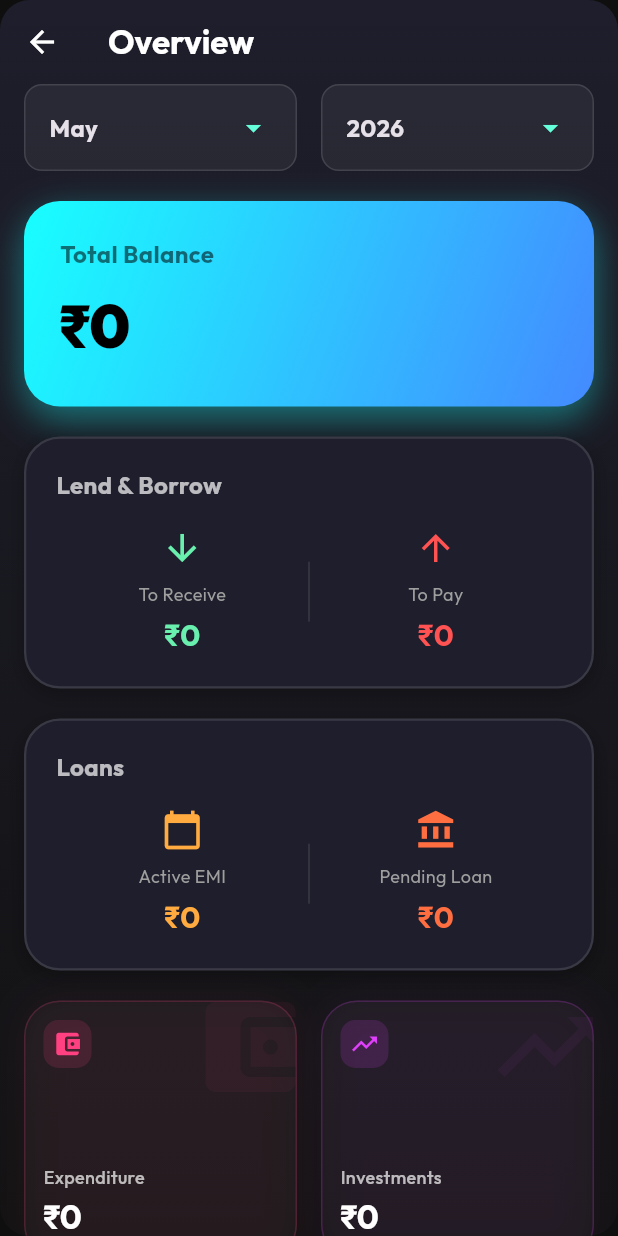
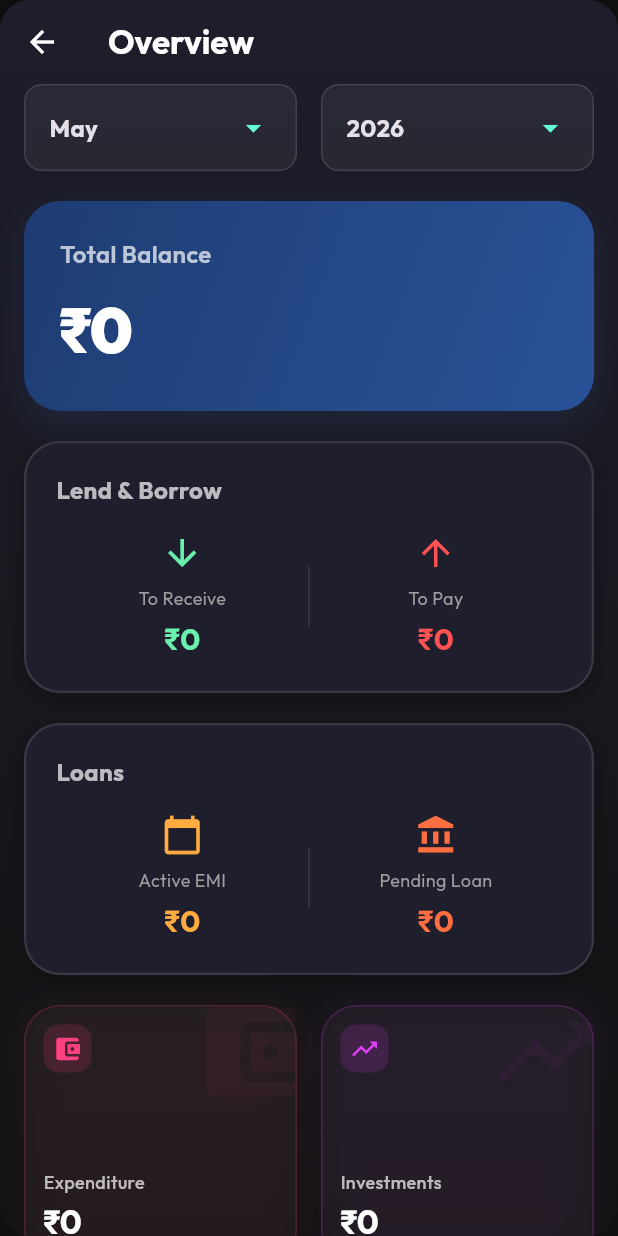
Before and after one commit to SRKT10950/my_wallet, a Flutter app: the DashboardScreen screen opened directly, on a phone screen of 412 x 824 dp. Run offline on Flutter 3.47's test engine with Material 3 defaults, Android fonts, the light colour scheme and no system bars; our stand-ins replace google_fonts, shared_preferences, sqflite; missing offline and left inert: postgres; accounts and stored records are empty.

Commit message:
add dashboard screen for finance overview with monthly filtering and budget analysis

```diff
--- a/lib/screens/dashboard_screen.dart
+++ b/lib/screens/dashboard_screen.dart
@@ -26,6 +26,9 @@ class _DashboardScreenState extends State<DashboardScreen> {
 
     final toReceive = provider.lendBorrows.where((lb) => lb.type == 'Lend' && lb.status == 'Active').fold(0.0, (sum, lb) => sum + lb.diff);
     final toPay = provider.lendBorrows.where((lb) => lb.type == 'Borrow' && lb.status == 'Active').fold(0.0, (sum, lb) => sum + lb.diff);
+
+    final recurringInvestments = provider.investments.where((inv) => ['RD', 'SIP', 'PPF'].contains(inv.type) && provider.isInvestmentActive(inv)).toList();
+    final totalOdInterest = provider.odAccounts.fold(0.0, (sum, acc) => sum + provider.calculateOdInterest(acc));
 
     // Budget Calculations
     final plannedSaving = income * 0.6;
@@ -81,15 +84,33 @@ class _DashboardScreenState extends State<DashboardScreen> {
                   padding: const EdgeInsets.all(24),
                   decoration: BoxDecoration(
                     borderRadius: BorderRadius.circular(24),
-                    gradient: const LinearGradient(colors: [Colors.cyanAccent, Colors.blueAccent], begin: Alignment.topLeft, end: Alignment.bottomRight),
-                    boxShadow: [BoxShadow(color: Colors.cyanAccent.withOpacity(0.4), blurRadius: 20, offset: const Offset(0, 8))],
+                    gradient: const LinearGradient(
+                      colors: [Color(0xFF1e3c72), Color(0xFF2a5298)],
+                      begin: Alignment.topLeft,
+                      end: Alignment.bottomRight,
+                    ),
+                    boxShadow: [
+                      BoxShadow(
+                        color: Colors.blueAccent.withOpacity(0.1),
+                        blurRadius: 20,
+                        offset: const Offset(0, 10),
+                      )
+                    ],
                   ),
                   child: Column(
                     crossAxisAlignment: CrossAxisAlignment.start,
                     children: [
-                      const Text('Total Balance', style: TextStyle(color: Colors.black54, fontSize: 16, fontWeight: FontWeight.bold)),
+                      const Text('Total Balance', style: TextStyle(color: Colors.white70, fontSize: 16, fontWeight: FontWeight.w600)),
                       const SizedBox(height: 8),
-                      Text('₹${currentBalance.toStringAsFixed(0)}', style: const TextStyle(color: Colors.black, fontSize: 40, fontWeight: FontWeight.w900, letterSpacing: -1)),
+                      Text(
+                        '₹${currentBalance.toStringAsFixed(0)}',
+                        style: const TextStyle(
+                          color: Colors.white,
+                          fontSize: 42,
+                          fontWeight: FontWeight.w900,
+                          letterSpacing: -1.5,
+                        ),
+                      ),
                     ],
                   ),
                 ),
@@ -194,8 +215,50 @@ class _DashboardScreenState extends State<DashboardScreen> {
                             color: WidgetStateProperty.all(Colors.blueAccent.withOpacity(0.15)),
                             cells: [
                               const DataCell(Text('Monthly Income', style: TextStyle(color: Colors.lightBlueAccent, fontWeight: FontWeight.bold))),
-                              DataCell(Text('₹${income.toStringAsFixed(0)}')), // Use actual income
-                              DataCell(Text('₹${expenditure.toStringAsFixed(0)}')), // Use actual expenditure
+                              DataCell(Text('₹${income.toStringAsFixed(0)}')),
+                              const DataCell(Text('₹0')),
+                            ],
+                          ),
+                          DataRow(
+                            cells: [
+                              const DataCell(Text('Planned Saving (60%)', style: TextStyle(color: Colors.greenAccent))),
+                              DataCell(Text('₹${plannedSaving.toStringAsFixed(0)}')),
+                              const DataCell(Text('₹0')),
+                            ],
+                          ),
+                          DataRow(
+                            cells: [
+                              const DataCell(Text('Planned Expense (40%)', style: TextStyle(color: Colors.orangeAccent))),
+                              const DataCell(Text('₹0')),
+                              DataCell(Text('₹${plannedExpense.toStringAsFixed(0)}')),
+                            ],
+                          ),
+                          DataRow(
+                            cells: [
+                              const DataCell(Text('House maintenance', style: TextStyle(color: Colors.pinkAccent))),
+                              const DataCell(Text('₹0')),
+                              DataCell(Text('₹${houseMaintenanceExpense.toStringAsFixed(0)}')),
+                            ],
+                          ),
+                          ...recurringInvestments.map((inv) => DataRow(
+                            cells: [
+                              DataCell(Text('Investment: ${inv.name}', style: const TextStyle(color: Colors.purpleAccent))),
+                              DataCell(Text('₹${inv.amount.toStringAsFixed(0)}')),
+                              const DataCell(Text('₹0')),
+                            ],
+                          )).toList(),
+                          DataRow(
+                            cells: [
+                              const DataCell(Text('Loan EMI', style: TextStyle(color: Colors.deepOrangeAccent))),
+                              const DataCell(Text('₹0')),
+                              DataCell(Text('₹${emi.toStringAsFixed(0)}')),
+                            ],
+                          ),
+                          DataRow(
+                            cells: [
+                              const DataCell(Text('OD EMI (Interest)', style: TextStyle(color: Colors.redAccent))),
+                              const DataCell(Text('₹0')),
+                              DataCell(Text('₹${totalOdInterest.toStringAsFixed(0)}')),
                             ],
                           ),
                           ...provider.categories.map((cat) {
@@ -206,8 +269,16 @@ class _DashboardScreenState extends State<DashboardScreen> {
                             return DataRow(
                               cells: [
                                 DataCell(Text(cat.name)),
-                                DataCell(Text('₹${budget.toStringAsFixed(0)}')),
-                                DataCell(Text('₹${spent.toStringAsFixed(0)}', style: TextStyle(color: spent > budget ? Colors.redAccent : Colors.greenAccent))),
+                                const DataCell(Text('')), // Budget is not a saving
+                                DataCell(
+                                  Text(
+                                    '₹${spent.toStringAsFixed(0)} / ₹${budget.toStringAsFixed(0)}',
+                                    style: TextStyle(
+                                      color: spent > budget ? Colors.redAccent : Colors.greenAccent,
+                                      fontSize: 12,
+                                    ),
+                                  ),
+                                ),
                               ],
                             );
                           }).toList(),
```
